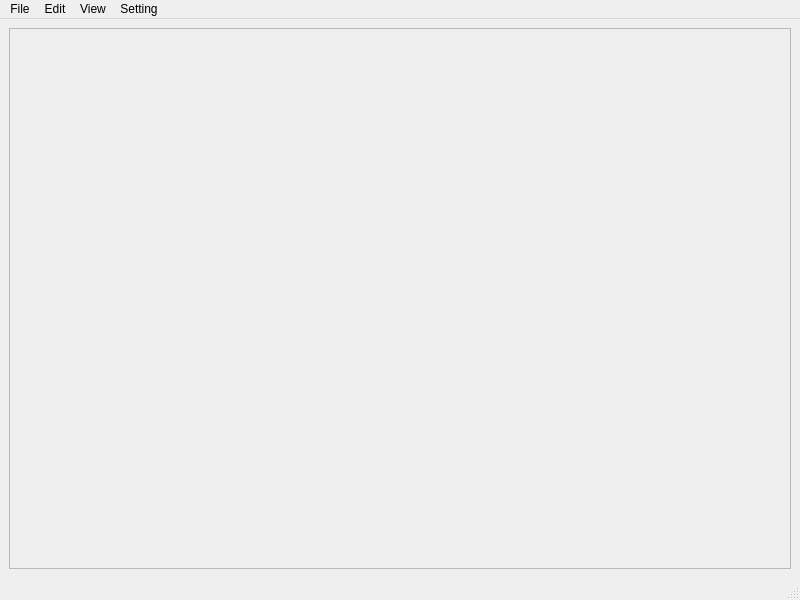
The window that resources/ui/main_view.ui (HiJinger2266/ITS-pedsim-final-project) describes before a commit, drawn with Qt 5.
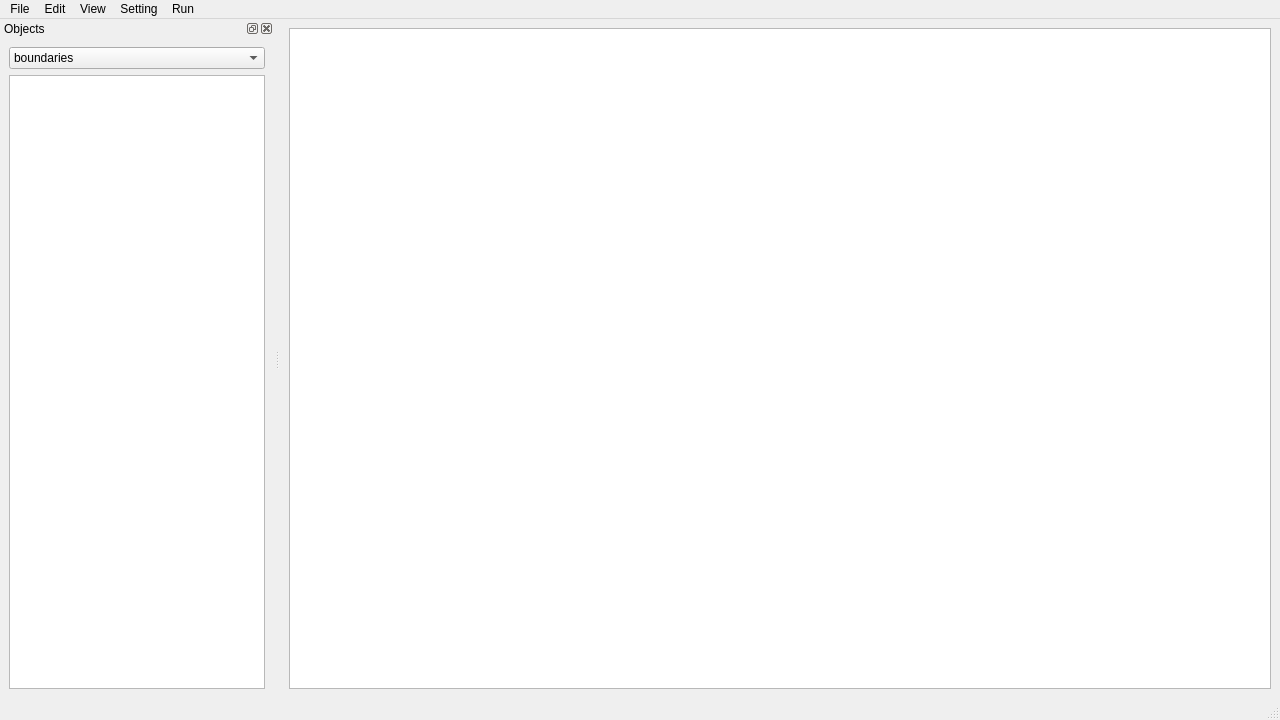
The same window after the commit. Icons and pictures are not drawn.

What changed in the file:
```diff
--- a/resources/ui/main_view.ui
+++ b/resources/ui/main_view.ui
@@ -6,8 +6,8 @@
    <rect>
     <x>0</x>
     <y>0</y>
-    <width>800</width>
-    <height>600</height>
+    <width>1280</width>
+    <height>720</height>
    </rect>
   </property>
   <property name="windowTitle">
@@ -20,15 +20,9 @@
   <widget class="QWidget" name="centralwidget">
    <layout class="QGridLayout" name="gridLayout">
     <item row="0" column="0">
-     <widget class="QFrame" name="frame">
-      <property name="autoFillBackground">
-       <bool>false</bool>
-      </property>
-      <property name="frameShape">
-       <enum>QFrame::StyledPanel</enum>
-      </property>
-      <property name="frameShadow">
-       <enum>QFrame::Raised</enum>
+     <widget class="QGraphicsView" name="canvas">
+      <property name="mouseTracking">
+       <bool>true</bool>
       </property>
      </widget>
     </item>
@@ -39,7 +33,7 @@
     <rect>
      <x>0</x>
      <y>0</y>
-     <width>800</width>
+     <width>1280</width>
      <height>22</height>
     </rect>
    </property>
@@ -117,12 +111,55 @@
     <addaction name="action_fit"/>
     <addaction name="menuToolbars"/>
    </widget>
+   <widget class="QMenu" name="menuRun">
+    <property name="title">
+     <string>Run</string>
+    </property>
+    <addaction name="action_start"/>
+    <addaction name="action_pause"/>
+    <addaction name="action_stop"/>
+   </widget>
    <addaction name="menuFile"/>
    <addaction name="menuEdit"/>
    <addaction name="menuView"/>
    <addaction name="menuSetting"/>
+   <addaction name="menuRun"/>
   </widget>
   <widget class="QStatusBar" name="statusbar"/>
+  <widget class="QDockWidget" name="dockWidget">
+   <property name="windowTitle">
+    <string>Objects</string>
+   </property>
+   <attribute name="dockWidgetArea">
+    <number>1</number>
+   </attribute>
+   <widget class="QWidget" name="dockWidgetContents">
+    <layout class="QGridLayout" name="gridLayout_2">
+     <item row="1" column="0">
+      <widget class="QTableView" name="tableView"/>
+     </item>
+     <item row="0" column="0">
+      <widget class="QComboBox" name="comboBox">
+       <item>
+        <property name="text">
+         <string>boundaries</string>
+        </property>
+       </item>
+       <item>
+        <property name="text">
+         <string>origin</string>
+        </property>
+       </item>
+       <item>
+        <property name="text">
+         <string>destination</string>
+        </property>
+       </item>
+      </widget>
+     </item>
+    </layout>
+   </widget>
+  </widget>
   <action name="action_open">
    <property name="icon">
     <iconset>
```
Left out of the diff: 68 changed lines with no effect on the pictures.
